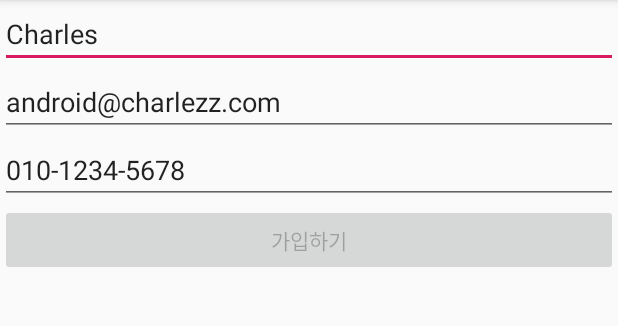
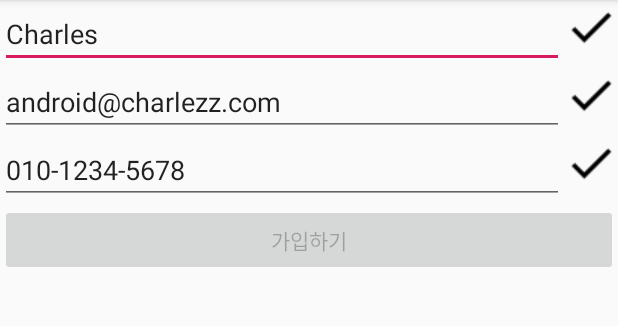
Before and after one commit to Charlezz/RxValidation, an Android app: the screen it shows after launch (MainActivity), on a phone screen of 412 x 824 dp, the part 84-410 px from its top. Run offline under Robolectric (Android 15) with nearby library versions, the phone set to English and light mode, and no system bars; our stand-ins replace RxJava, data binding; libraries missing offline, so code that uses them is left out: android.view; 1 statement that could not run was skipped.

Commit message:
add individual indicators

```diff
--- /dev/null
+++ b/app/src/main/java/com/charlezz/rxvalidation/InitMutableLiveData.java
@@ -0,0 +1,9 @@
+package com.charlezz.rxvalidation;
+
+import androidx.lifecycle.MutableLiveData;
+
+public class InitMutableLiveData<T> extends MutableLiveData<T>{
+    public InitMutableLiveData(T initialValue){
+        setValue(initialValue);
+    }
+}
--- a/app/src/main/java/com/charlezz/rxvalidation/MainViewModel.java
+++ b/app/src/main/java/com/charlezz/rxvalidation/MainViewModel.java
@@ -22,14 +22,16 @@ public class MainViewModel extends AndroidViewModel {
     private final BehaviorSubject<String> email = BehaviorSubject.createDefault("android@charlezz.com");
     private final BehaviorSubject<String> phone = BehaviorSubject.createDefault("010-1234-5678");
 
-    private final MutableLiveData<Boolean> btnEnabled = new MutableLiveData<>();
+    private final MutableLiveData<Boolean> nameValid = new InitMutableLiveData<>(false);
+    private final MutableLiveData<Boolean> emailValid = new InitMutableLiveData<>(false);
+    private final MutableLiveData<Boolean> phoneValid = new InitMutableLiveData<>(false);
+    private final MutableLiveData<Boolean> btnEnabled = new InitMutableLiveData<>(false);
 
     private final CompositeDisposable disposables = new CompositeDisposable();
 
 
     public MainViewModel(Application application) {
         super(application);
-        btnEnabled.setValue(false);
         disposables.add(
                 Observable.combineLatest(
                         getNameValidator(),
@@ -40,6 +42,10 @@ public class MainViewModel extends AndroidViewModel {
                     Log.e(TAG,"final result = "+result);
                     btnEnabled.postValue(result);
                 }));
+
+        disposables.add(getNameValidator().subscribe(nameValid::postValue));
+        disposables.add(getEmailValidator().subscribe(emailValid::postValue));
+        disposables.add(getPhoneValidator().subscribe(phoneValid::postValue));
     }
 
     public String getName() {
@@ -98,6 +104,18 @@ public class MainViewModel extends AndroidViewModel {
         });
     }
 
+    public MutableLiveData<Boolean> getNameValid() {
+        return nameValid;
+    }
+
+    public MutableLiveData<Boolean> getEmailValid() {
+        return emailValid;
+    }
+
+    public MutableLiveData<Boolean> getPhoneValid() {
+        return phoneValid;
+    }
+
     public LiveData<Boolean> getBtnEnabled() {
         return btnEnabled;
     }
--- a/app/src/main/res/layout/activity_main.xml
+++ b/app/src/main/res/layout/activity_main.xml
@@ -2,6 +2,8 @@
 <layout>
 
     <data>
+
+        <import type="android.view.View"/>
         <variable
             name="viewModel"
             type="com.charlezz.rxvalidation.MainViewModel" />
@@ -14,34 +16,77 @@
         android:orientation="vertical"
         tools:context=".MainActivity">
 
-        <EditText
+        <LinearLayout
             android:layout_width="match_parent"
-            android:text="@={viewModel.name}"
-            android:hint="Your name"
-            android:layout_height="wrap_content" />
+            android:layout_height="wrap_content"
+            android:orientation="horizontal">
 
-        <EditText
+            <EditText
+                android:layout_width="0dp"
+                android:layout_height="wrap_content"
+                android:layout_weight="1"
+                android:hint="Your name"
+                android:text="@={viewModel.name}" />
+
+            <ImageView
+                android:layout_width="wrap_content"
+                android:layout_height="wrap_content"
+                android:src="@drawable/baseline_done_black_18dp"
+                android:visibility="@{viewModel.nameValid? View.VISIBLE: View.GONE}"
+                />
+        </LinearLayout>
+
+        <LinearLayout
             android:layout_width="match_parent"
-            android:text="@={viewModel.email}"
-            android:inputType="textEmailAddress"
-            android:hint="Email"
-            android:layout_height="wrap_content" />
+            android:layout_height="wrap_content"
+            android:orientation="horizontal">
 
-        <EditText
+            <EditText
+                android:layout_width="0dp"
+                android:layout_height="wrap_content"
+                android:layout_weight="1"
+                android:hint="Email"
+                android:inputType="textEmailAddress"
+                android:text="@={viewModel.email}" />
+
+            <ImageView
+                android:layout_width="wrap_content"
+                android:layout_height="wrap_content"
+                android:src="@drawable/baseline_done_black_18dp"
+                android:visibility="@{viewModel.emailValid? View.VISIBLE: View.GONE}"
+                />
+        </LinearLayout>
+
+        <LinearLayout
             android:layout_width="match_parent"
-            android:text="@={viewModel.phone}"
-            android:digits="0123456789-"
-            android:inputType="phone"
-            android:maxLength="13"
-            android:hint="010-XXXX-XXXX"
-            android:layout_height="wrap_content" />
+            android:layout_height="wrap_content"
+            android:orientation="horizontal">
+
+            <EditText
+                android:layout_width="0dp"
+                android:layout_height="wrap_content"
+                android:layout_weight="1"
+                android:digits="0123456789-"
+                android:hint="010-XXXX-XXXX"
+                android:inputType="phone"
+                android:maxLength="13"
+                android:text="@={viewModel.phone}" />
+
+            <ImageView
+                android:layout_width="wrap_content"
+                android:layout_height="wrap_content"
+                android:src="@drawable/baseline_done_black_18dp"
+                android:visibility="@{viewModel.phoneValid? View.VISIBLE: View.GONE}"
+                />
+        </LinearLayout>
+
         <Button
             android:id="@+id/btn"
             android:layout_width="match_parent"
-            android:text="가입하기"
+            android:layout_height="wrap_content"
+            android:enabled="@{viewModel.btnEnabled}"
             android:onClick="@{v->viewModel.showToast()}"
-            android:enabled="@{viewModel.btnEnabled}"
-            android:layout_height="wrap_content"/>
+            android:text="가입하기" />
 
 
     </LinearLayout>
```
Also changed, not shown: app/src/main/res/drawable/baseline_done_black_18dp.png (added).
